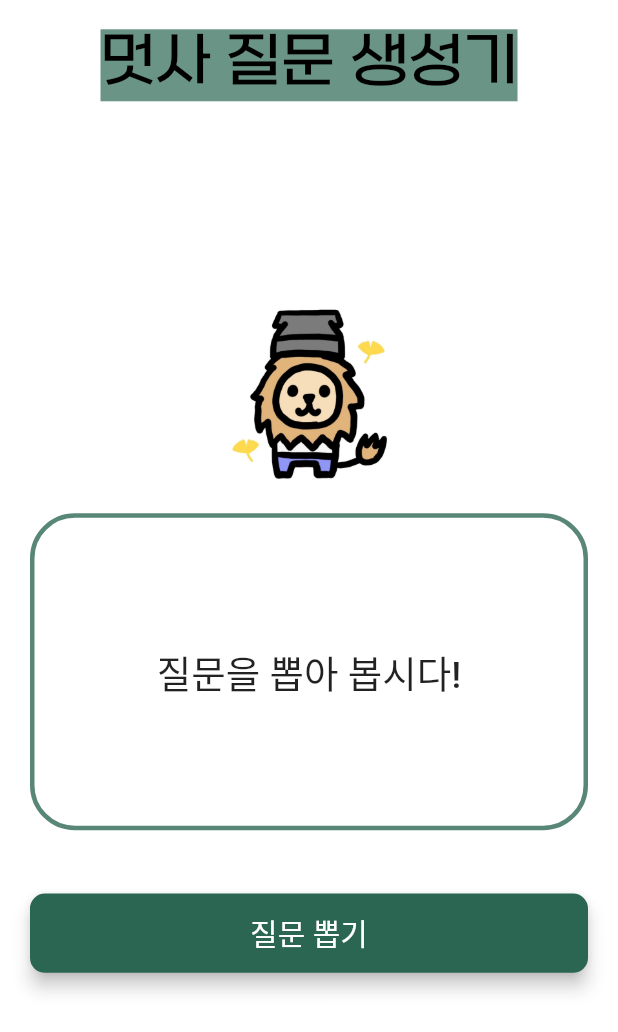
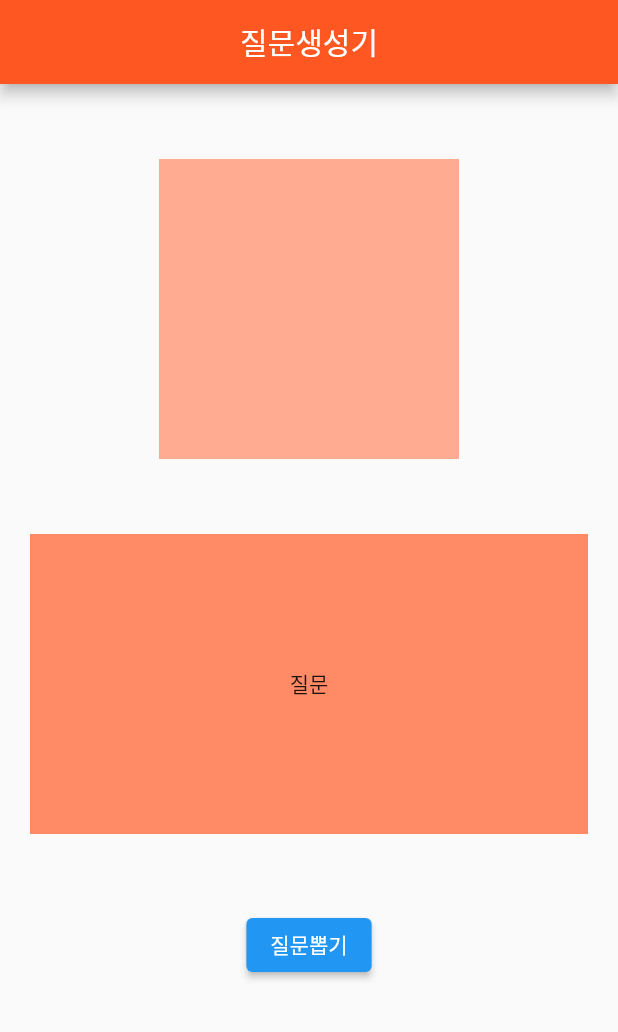
Before and after one commit to pendant-k/skku_likelion_icebreaking, a Flutter app: the screen it shows after launch, on a phone screen of 412 x 824 dp. Shown: the top 1032 px of the screen. Run offline on Flutter 3.47's test engine with Material 2 defaults, Android fonts, the phone set to English and light mode, and no system bars; drawn by our look-alikes of animated_text_kit; our stand-ins replace flutter_screenutil; Roboto replaces fonts that are missing (Dunggen).

Commit message:
:sparkles: Add example code

```diff
--- a/lib/main.dart
+++ b/lib/main.dart
@@ -10,7 +10,75 @@ import './questions.dart';
 import 'widgets/widgets.dart';
 
 void main() {
-  runApp(const MyApp());
+  runApp(const TestApp());
+}
+
+class TestApp extends StatelessWidget {
+  const TestApp({super.key});
+
+  @override
+  Widget build(BuildContext context) {
+    return MaterialApp(
+      home: QuestionPage(),
+    );
+  }
+}
+
+class QuestionPage extends StatefulWidget {
+  const QuestionPage({super.key});
+
+  @override
+  State<QuestionPage> createState() => _QuestionPageState();
+}
+
+class _QuestionPageState extends State<QuestionPage> {
+  @override
+  Widget build(BuildContext context) {
+    return Scaffold(
+      appBar: AppBar(
+        title: Text(
+          '질문생성기',
+        ),
+        centerTitle: true,
+        backgroundColor: Colors.deepOrange,
+      ),
+      body: Container(
+        width: double.infinity,
+        child: Column(
+          children: [
+            SizedBox(
+              height: 50,
+            ),
+            Container(
+              width: 200,
+              height: 200,
+              color: Colors.deepOrange[200],
+            ),
+            SizedBox(
+              height: 50,
+            ),
+            Padding(
+              padding: EdgeInsets.symmetric(horizontal: 20),
+              child: Container(
+                width: double.infinity,
+                height: 200,
+                color: Colors.deepOrange[300],
+                alignment: Alignment.center,
+                child: Text('질문'),
+              ),
+            ),
+            SizedBox(
+              height: 50,
+            ),
+            ElevatedButton(
+              onPressed: () {},
+              child: Text('질문뽑기'),
+            )
+          ],
+        ),
+      ),
+    );
+  }
 }
 
 class MyApp extends StatelessWidget {
```
